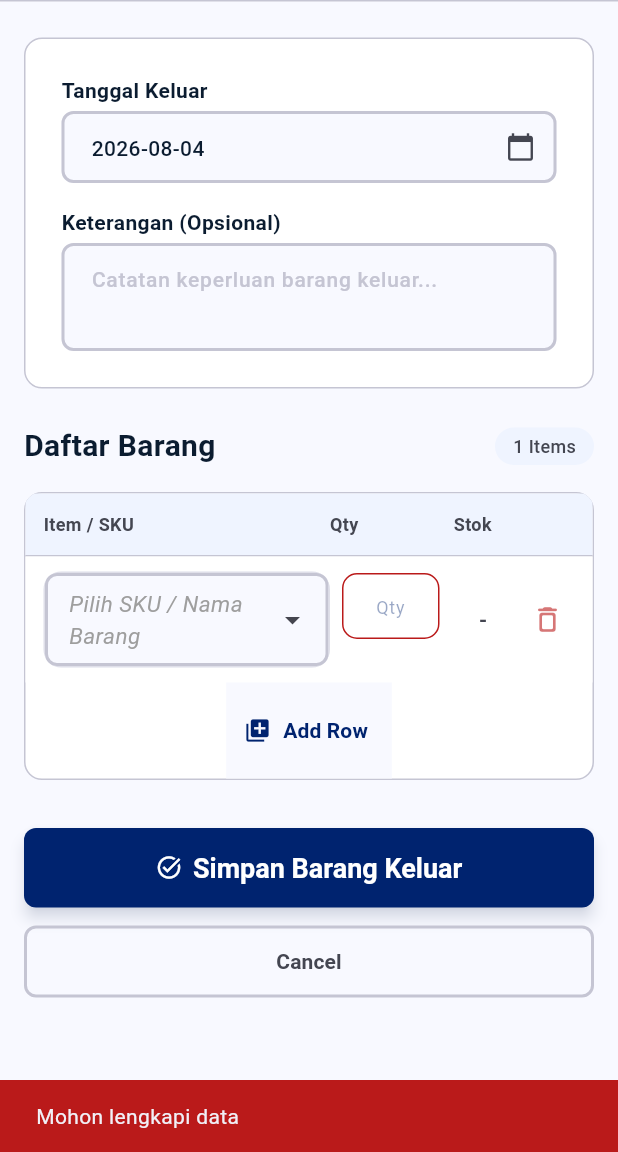
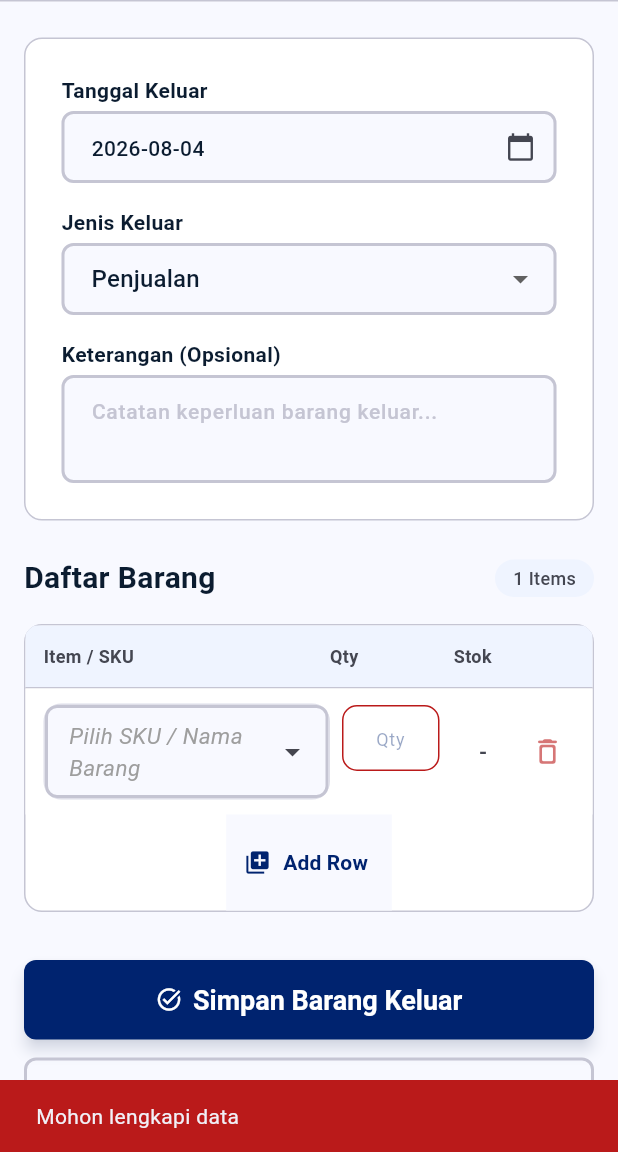
Before and after one commit to sabranhakim/mobile_tokokeluarga, a Flutter app: the BarangKeluarFormScreen screen opened directly, after a tap on "Simpan Barang Keluar", on a phone screen of 412 x 824 dp, the part 84-1236 px from its top. Run offline on Flutter 3.47's test engine with Material 3 defaults, Android fonts, the phone set to English and light mode, and no system bars; drawn by our look-alikes of dropdown_search; our stand-ins replace camera, connectivity_plus, dio, fl_chart, flutter_image_compress, flutter_secure_storage and 1 more; accounts and stored records are empty; network calls fail.

Commit message:
feat: add jenis_keluar field to Barang Keluar model and update related database schema

```diff
--- a/lib/core/database_helper.dart
+++ b/lib/core/database_helper.dart
@@ -19,7 +19,7 @@ class DatabaseHelper {
 
     return await openDatabase(
       path,
-      version: 8,
+      version: 9,
       onCreate: _createDB,
       onUpgrade: (db, oldVersion, newVersion) async {
         if (oldVersion < 6) {
@@ -55,6 +55,9 @@ class DatabaseHelper {
           await db.execute('ALTER TABLE barangs ADD COLUMN isi INTEGER DEFAULT 1');
           await db.execute('ALTER TABLE detail_barang_keluar ADD COLUMN barang_satuan TEXT');
           await db.execute('ALTER TABLE detail_barang_keluar ADD COLUMN barang_isi INTEGER DEFAULT 1');
+        }
+        if (oldVersion < 9) {
+          await db.execute("ALTER TABLE barang_keluar ADD COLUMN jenis_keluar TEXT DEFAULT 'penjualan'");
         }
       },
     );
@@ -123,6 +126,7 @@ class DatabaseHelper {
         no_keluar TEXT,
         user_id INTEGER,
         tgl_keluar $textType,
+        jenis_keluar TEXT DEFAULT 'penjualan',
         keterangan $textNullable,
         is_synced $intType DEFAULT 0
       )
--- a/lib/features/inventory/data/models/barang_keluar_model.dart
+++ b/lib/features/inventory/data/models/barang_keluar_model.dart
@@ -5,6 +5,7 @@ class BarangKeluar {
   final String? noKeluar;
   final int? userId;
   final DateTime tglKeluar;
+  final String? jenisKeluar;
   final String? keterangan;
   final int isSynced;
   final List<DetailBarangKeluar> details;
@@ -14,6 +15,7 @@ class BarangKeluar {
     this.noKeluar,
     this.userId,
     required this.tglKeluar,
+    this.jenisKeluar = 'penjualan',
     this.keterangan,
     this.isSynced = 0,
     this.details = const [],
@@ -27,6 +29,7 @@ class BarangKeluar {
       noKeluar: json['no_keluar'],
       userId: json['user_id'],
       tglKeluar: DateTime.parse(json['tgl_keluar']),
+      jenisKeluar: json['jenis_keluar'] ?? 'penjualan',
       keterangan: json['keterangan'],
       isSynced: json['is_synced'] ?? 1,
       details: details?.map((d) => DetailBarangKeluar.fromJson(d)).toList() ?? [],
@@ -39,6 +42,7 @@ class BarangKeluar {
       'no_keluar': noKeluar,
       'user_id': userId,
       'tgl_keluar': tglKeluar.toIso8601String(),
+      'jenis_keluar': jenisKeluar ?? 'penjualan',
       'keterangan': keterangan,
       'is_synced': isSynced,
     };
--- a/lib/features/inventory/data/repositories/inventory_repository_impl.dart
+++ b/lib/features/inventory/data/repositories/inventory_repository_impl.dart
@@ -371,6 +371,7 @@ class InventoryRepositoryImpl implements InventoryRepository {
       final body = {
         'id': barangKeluar.id,
         'tgl_keluar': DateFormat('yyyy-MM-dd').format(barangKeluar.tglKeluar),
+        'jenis_keluar': barangKeluar.jenisKeluar ?? 'penjualan',
         'keterangan': barangKeluar.keterangan,
         'items': barangKeluar.details.asMap().entries.map((entry) {
           final detail = entry.value;
--- a/lib/features/inventory/presentation/screens/barang_keluar_form_screen.dart
+++ b/lib/features/inventory/presentation/screens/barang_keluar_form_screen.dart
@@ -18,6 +18,7 @@ class BarangKeluarFormScreen extends StatefulWidget {
 class _BarangKeluarFormScreenState extends State<BarangKeluarFormScreen> {
   final _formKey = GlobalKey<FormState>();
   DateTime _selectedDate = DateTime.now();
+  String _jenisKeluar = 'penjualan';
   final _keteranganController = TextEditingController();
   final List<DetailBarangKeluarTemp> _selectedItems = [];
 
@@ -72,8 +73,20 @@ class _BarangKeluarFormScreenState extends State<BarangKeluarFormScreen> {
     });
   }
 
-  List<DetailBarangKeluar> _currentValidDetails() {
-    return _selectedItems.where((e) => e.barang != null && e.jumlah > 0).map((e) {
+  String get _jenisKeluarLabel {
+    switch (_jenisKeluar) {
+      case 'kerusakan':
+        return 'Kerusakan';
+      case 'kadaluarsa':
+        return 'Kadaluarsa';
+      case 'pemakaian_internal':
+        return 'Pemakaian Internal';
+      default:
+        return 'Penjualan';
+    }
+  }
+
+  List<DetailBarangKeluar> _currentValidDetails() {    return _selectedItems.where((e) => e.barang != null && e.jumlah > 0).map((e) {
       return DetailBarangKeluar(
         barangId: e.barang!.id,
         barangNama: e.barang!.namaBarang,
@@ -150,6 +163,7 @@ class _BarangKeluarFormScreenState extends State<BarangKeluarFormScreen> {
                   const Text('Mohon periksa kembali data sebelum menyimpan.', style: TextStyle(color: Colors.grey, fontSize: 12)),
                   const SizedBox(height: 16),
                   _buildPreviewRow('Tanggal', DateFormat('dd MMMM yyyy').format(_selectedDate)),
+                  _buildPreviewRow('Jenis', _jenisKeluarLabel),
                   if (_keteranganController.text.isNotEmpty)
                     _buildPreviewRow('Keterangan', _keteranganController.text),
                   const SizedBox(height: 12),
@@ -315,6 +329,7 @@ class _BarangKeluarFormScreenState extends State<BarangKeluarFormScreen> {
 
     final barangKeluar = BarangKeluar(
       tglKeluar: _selectedDate,
+      jenisKeluar: _jenisKeluar,
       keterangan: _keteranganController.text.isNotEmpty ? _keteranganController.text : null,
       details: details,
     );
@@ -415,6 +430,25 @@ class _BarangKeluarFormScreenState extends State<BarangKeluarFormScreen> {
                           ),
                           child: Text(DateFormat('yyyy-MM-dd').format(_selectedDate), style: const TextStyle(fontWeight: FontWeight.w500)),
                         ),
+                      ),
+                    ),
+                    const SizedBox(height: 16),
+                    _buildInputField(
+                      label: 'Jenis Keluar',
+                      child: DropdownButtonFormField<String>(
+                        value: _jenisKeluar,
+                        items: const [
+                          DropdownMenuItem(value: 'penjualan', child: Text('Penjualan')),
+                          DropdownMenuItem(value: 'kerusakan', child: Text('Kerusakan')),
+                          DropdownMenuItem(value: 'kadaluarsa', child: Text('Kadaluarsa')),
+                          DropdownMenuItem(value: 'pemakaian_internal', child: Text('Pemakaian Internal')),
+                        ],
+                        onChanged: (value) {
+                          if (value != null) {
+                            setState(() => _jenisKeluar = value);
+                          }
+                        },
+                        decoration: _inputDecoration(''),
                       ),
                     ),
                     const SizedBox(height: 16),
--- a/lib/features/inventory/presentation/screens/history_screen.dart
+++ b/lib/features/inventory/presentation/screens/history_screen.dart
@@ -322,6 +322,19 @@ class _HistoryScreenState extends State<HistoryScreen> {
     );
   }
 
+  String _jenisKeluarLabel(String? jenis) {
+    switch (jenis) {
+      case 'kerusakan':
+        return 'Kerusakan';
+      case 'kadaluarsa':
+        return 'Kadaluarsa';
+      case 'pemakaian_internal':
+        return 'Pemakaian Internal';
+      default:
+        return 'Penjualan';
+    }
+  }
+
   Future<String?> _showVerifyDialog(BuildContext context) async {
     final controller = TextEditingController();
     return showDialog<String>(
@@ -413,6 +426,8 @@ class _HistoryScreenState extends State<HistoryScreen> {
                     _infoRow(colorScheme, 'No. Keluar', item.noKeluar!),
                     const SizedBox(height: 4),
                   ],
+                  _infoRow(colorScheme, 'Jenis', _jenisKeluarLabel(item.jenisKeluar)),
+                  const SizedBox(height: 4),
                   _infoRow(colorScheme, 'Total Item', '${item.details.length} barang'),
                   const SizedBox(height: 4),
                   if (item.keterangan != null && item.keterangan!.isNotEmpty) ...[
```
